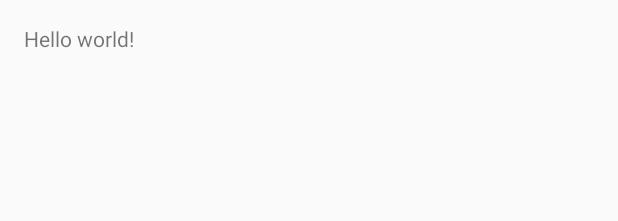
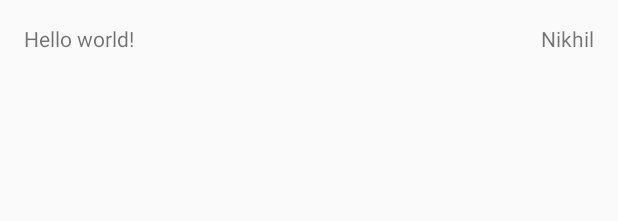
Before and after one commit to chetankm-cs/Knowlarity_Hackathon-Android, an Android app: the layout activity_main.xml on its own in the app's theme, with its tools: preview values and no code run, on a phone screen of 412 x 824 dp. Shown: the top 221 px of the screen. Run offline under Robolectric (Android 15) with nearby library versions, the phone set to English and light mode, and no system bars.

Commit message:
Checking commit

```diff
--- a/app/src/main/res/layout/activity_main.xml
+++ b/app/src/main/res/layout/activity_main.xml
@@ -12,5 +12,10 @@
             android:text="@string/hello_world"
             android:layout_width="wrap_content"
             android:layout_height="wrap_content"/>
+    <TextView
+            android:text="Nikhil"
+            android:layout_alignParentRight="true"
+            android:layout_width="wrap_content"
+            android:layout_height="wrap_content"/>
 
 </RelativeLayout>
```
